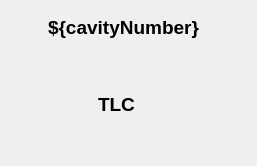
The window that Derikka/EmbeddedSingleCavity.ui (slaclab/cavityDisplay) describes before a commit, drawn with Qt 5.
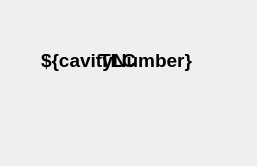
The same window after the commit. Custom widgets are drawn as their Qt base class.

Commit message: Added dashed shape border and midway through making cavity number and TLC label overlap

Diff of the .ui file:
```diff
--- a/Derikka/EmbeddedSingleCavity.ui
+++ b/Derikka/EmbeddedSingleCavity.ui
@@ -19,56 +19,15 @@
   <property name="windowTitle">
    <string>Form</string>
   </property>
-  <widget class="QWidget" name="verticalLayoutWidget">
-   <property name="geometry">
-    <rect>
-     <x>20</x>
-     <y>10</y>
-     <width>207</width>
-     <height>141</height>
-    </rect>
-   </property>
-   <layout class="QVBoxLayout" name="verticalLayout">
-    <property name="sizeConstraint">
-     <enum>QLayout::SetDefaultConstraint</enum>
-    </property>
-    <item>
-     <widget class="PyDMLabel" name="cavity_Number">
-      <property name="sizePolicy">
-       <sizepolicy hsizetype="MinimumExpanding" vsizetype="MinimumExpanding">
-        <horstretch>0</horstretch>
-        <verstretch>0</verstretch>
-       </sizepolicy>
-      </property>
-      <property name="minimumSize">
-       <size>
-        <width>0</width>
-        <height>25</height>
-       </size>
-      </property>
-      <property name="font">
-       <font>
-        <pointsize>14</pointsize>
-        <weight>75</weight>
-        <bold>true</bold>
-       </font>
-      </property>
-      <property name="toolTip">
-       <string/>
-      </property>
-      <property name="accessibleName">
-       <string>${cavityNumberName}</string>
-      </property>
-      <property name="text">
-       <string>${cavityNumber}</string>
-      </property>
-      <property name="alignment">
-       <set>Qt::AlignCenter</set>
-      </property>
-     </widget>
-    </item>
-    <item>
      <widget class="QWidget" name="widgetContainer" native="true">
+   <property name="geometry">
+    <rect>
+     <x>21</x>
+     <y>11</y>
+     <width>201</width>
+     <height>116</height>
+    </rect>
+   </property>
       <property name="sizePolicy">
        <sizepolicy hsizetype="MinimumExpanding" vsizetype="MinimumExpanding">
         <horstretch>0</horstretch>
@@ -85,8 +44,8 @@
        <property name="geometry">
         <rect>
          <x>35</x>
-         <y>0</y>
-         <width>126</width>
+      <y>-1</y>
+      <width>121</width>
          <height>100</height>
         </rect>
        </property>
@@ -144,7 +103,7 @@
        <property name="geometry">
         <rect>
          <x>75</x>
-         <y>40</y>
+      <y>36</y>
          <width>43</width>
          <height>26</height>
         </rect>
@@ -175,9 +134,47 @@
         <set>Qt::AlignCenter</set>
        </property>
       </widget>
-     </widget>
-    </item>
-   </layout>
+   <widget class="PyDMLabel" name="cavity_Number">
+    <property name="geometry">
+     <rect>
+      <x>-7</x>
+      <y>36</y>
+      <width>205</width>
+      <height>26</height>
+     </rect>
+    </property>
+    <property name="sizePolicy">
+     <sizepolicy hsizetype="MinimumExpanding" vsizetype="MinimumExpanding">
+      <horstretch>0</horstretch>
+      <verstretch>0</verstretch>
+     </sizepolicy>
+    </property>
+    <property name="minimumSize">
+     <size>
+      <width>0</width>
+      <height>25</height>
+     </size>
+    </property>
+    <property name="font">
+     <font>
+      <pointsize>14</pointsize>
+      <weight>75</weight>
+      <bold>true</bold>
+     </font>
+    </property>
+    <property name="toolTip">
+     <string/>
+    </property>
+    <property name="accessibleName">
+     <string>${cavityNumberName}</string>
+    </property>
+    <property name="text">
+     <string>${cavityNumber}</string>
+    </property>
+    <property name="alignment">
+     <set>Qt::AlignCenter</set>
+    </property>
+   </widget>
   </widget>
  </widget>
  <customwidgets>
```
Lines whose indentation alone changed are shown as unchanged. The commit also changes 2 other files.
